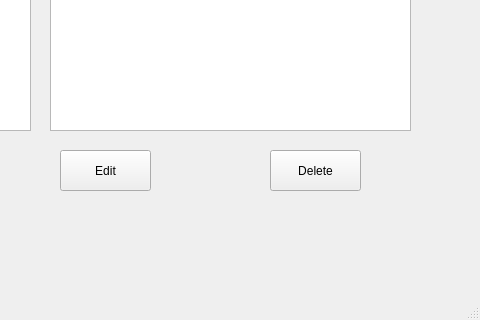
The window that bookManager.ui (calderon-antoniop410/LibraryPlusPlus) describes before a commit, drawn with Qt 5; both pictures show x 320 to 800 and y 280 to 600 of the 800 by 600 pixel window.
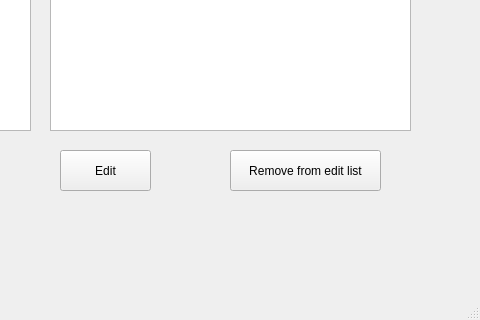
The same window after the commit.

```diff
--- a/bookManager.ui
+++ b/bookManager.ui
@@ -56,14 +56,14 @@
    <widget class="QPushButton" name="deleteButton">
     <property name="geometry">
      <rect>
-      <x>590</x>
+      <x>550</x>
       <y>430</y>
-      <width>91</width>
+      <width>151</width>
       <height>41</height>
      </rect>
     </property>
     <property name="text">
-     <string>Delete</string>
+     <string>Remove from edit list</string>
     </property>
    </widget>
    <widget class="QPushButton" name="editButton">
```
